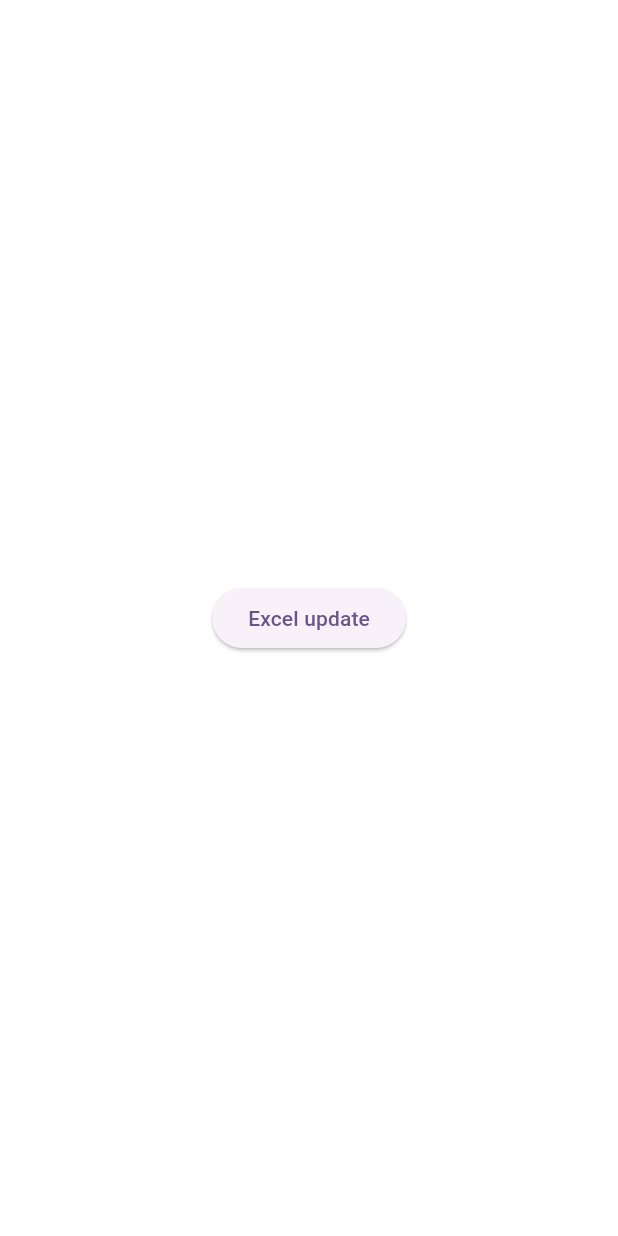
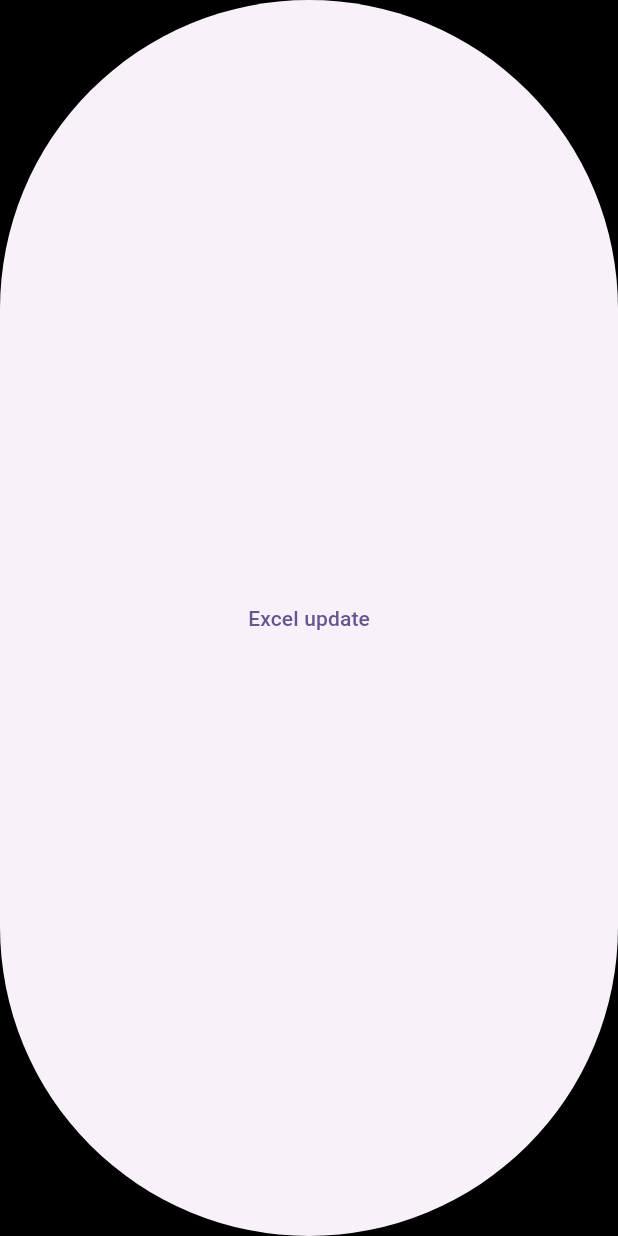
Before and after one commit to satyam1560/excel_retrieve_temp, a Flutter app: the screen it shows after launch, on a phone screen of 412 x 824 dp. Run offline on Flutter 3.47's test engine with Material 3 defaults, Android fonts, the phone set to English and light mode, and no system bars; our stand-ins replace cloud_firestore, file_picker, firebase_core; missing offline and left inert: excel; accounts and stored records are empty.

Commit message:
add color to test-2

```diff
--- a/lib/home_page.dart
+++ b/lib/home_page.dart
@@ -9,7 +9,8 @@ class MyHomePage extends StatelessWidget {
 
   @override
   Widget build(BuildContext context) {
-    return Center(
+    return ColoredBox(
+      color: Colors.black,
       child: SizedBox(
         child: ElevatedButton(
           onPressed: () {
```
